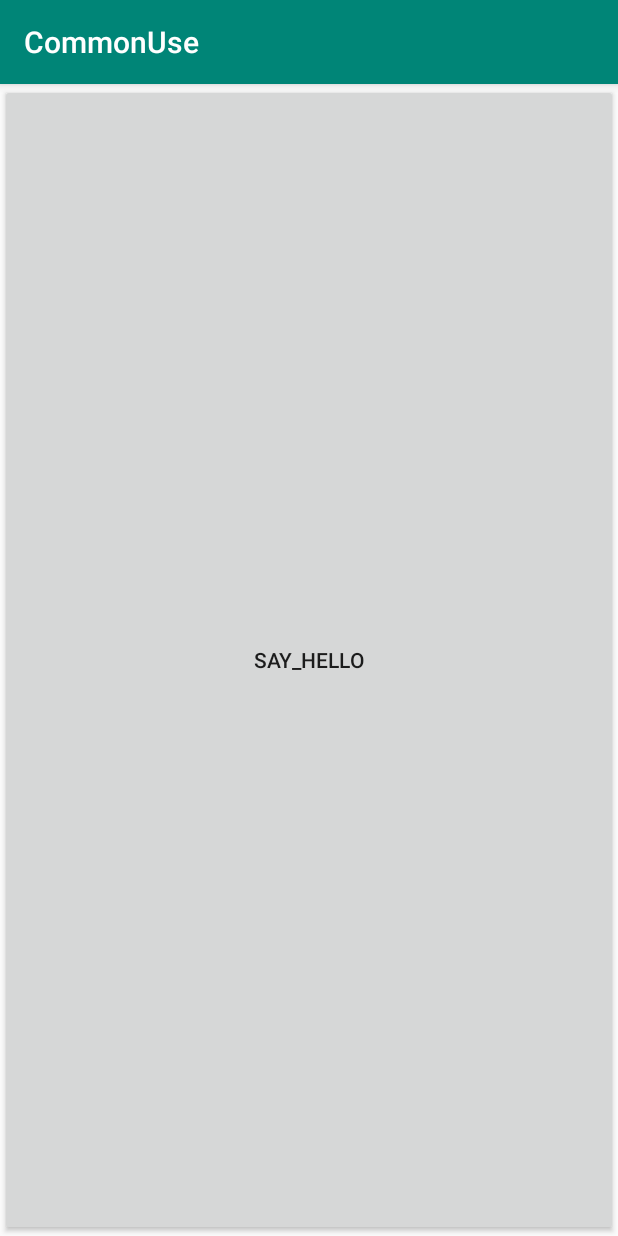
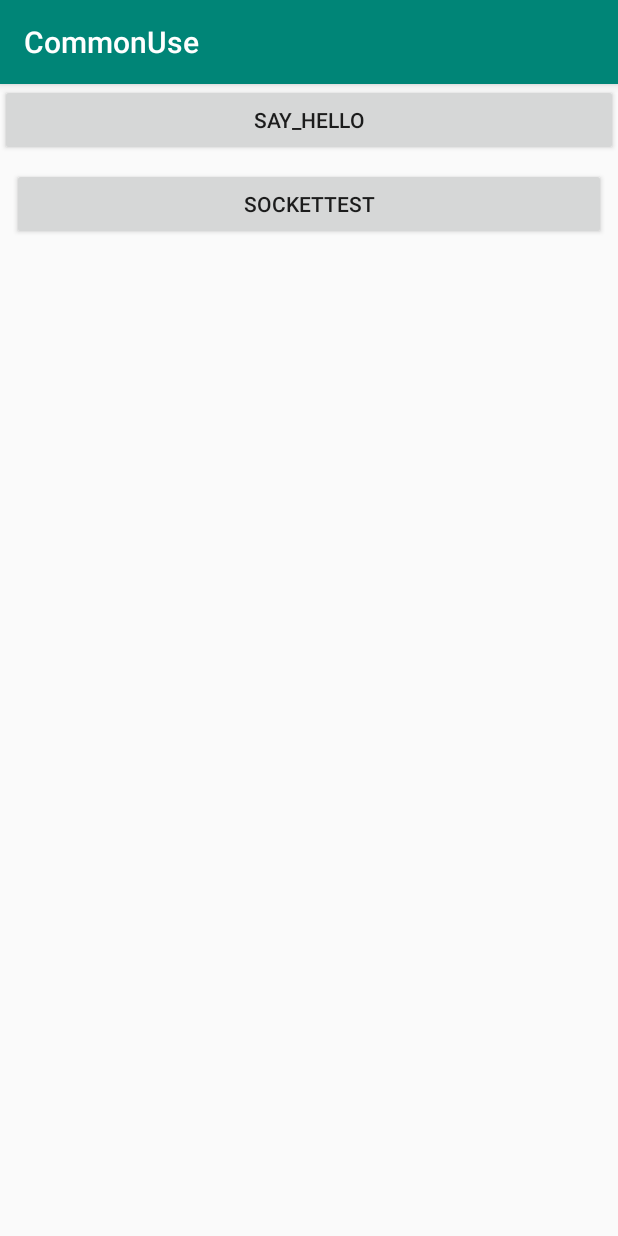
Before and after one commit to lishanxin/CommonUse, an Android app: the MessengerActivity screen opened directly, with no data from a screen before it, on a phone screen of 412 x 824 dp. Run offline under Robolectric (Android 15) with nearby library versions, the phone set to English and light mode, and no system bars.

Commit message:
进程间通信之Socket

```diff
--- a/app/src/main/res/layout/activity_messenger.xml
+++ b/app/src/main/res/layout/activity_messenger.xml
@@ -7,11 +7,26 @@
     tools:context="com.example.lishanxin.commonuse.process.MessengerActivity">
 
     <Button
+        android:id="@+id/button"
+        android:layout_width="match_parent"
+        android:layout_height="wrap_content"
+        android:gravity="center"
         android:onClick="sayHello"
-        android:text="say_hello"
+        android:text="say_hello" />
+
+    <Button
+        android:layout_width="match_parent"
+        android:layout_height="wrap_content"
+        android:layout_marginStart="8dp"
+        android:layout_marginLeft="8dp"
+        android:layout_marginTop="8dp"
+        android:layout_marginEnd="8dp"
+        android:layout_marginRight="8dp"
         android:gravity="center"
-        android:layout_width="match_parent"
-        android:layout_height="match_parent" />
-
+        android:onClick="socketTest"
+        android:text="socketTest"
+        app:layout_constraintEnd_toEndOf="parent"
+        app:layout_constraintStart_toStartOf="parent"
+        app:layout_constraintTop_toBottomOf="@+id/button" />
 
 </android.support.constraint.ConstraintLayout>
```
Also changed, not shown: app/src/main/java/com/example/lishanxin/commonuse/process/MessengerActivity.java (+49 -0 lines), app/src/main/java/com/example/lishanxin/commonuse/process/MessengerService.java (+56 -0 lines).
